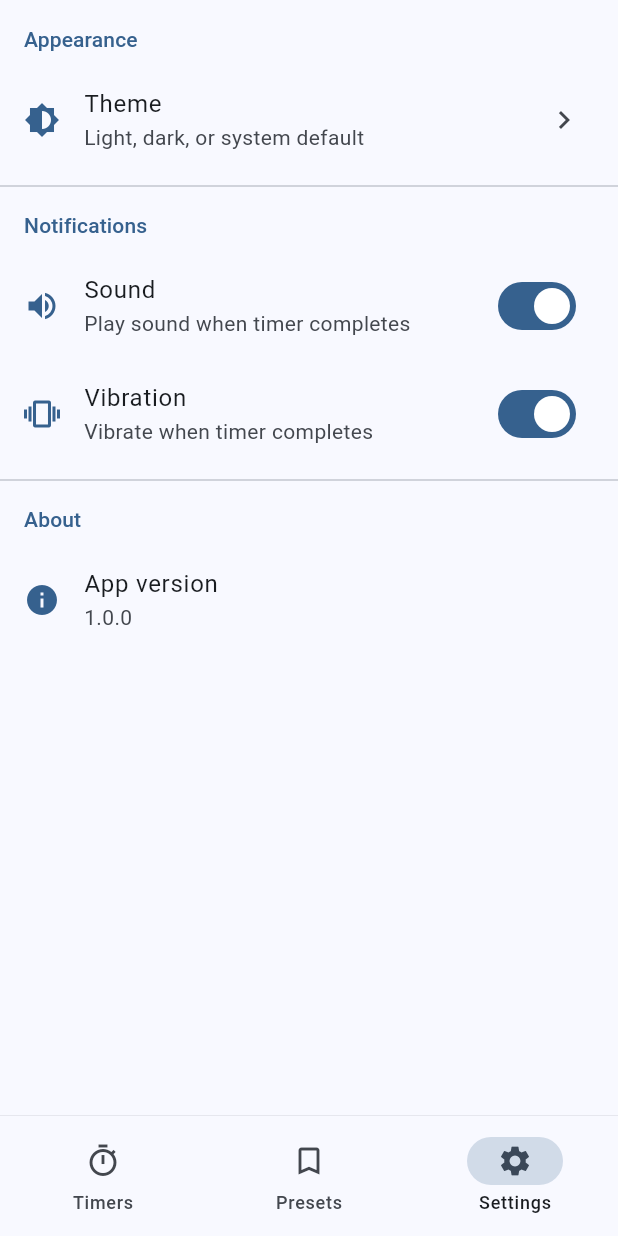
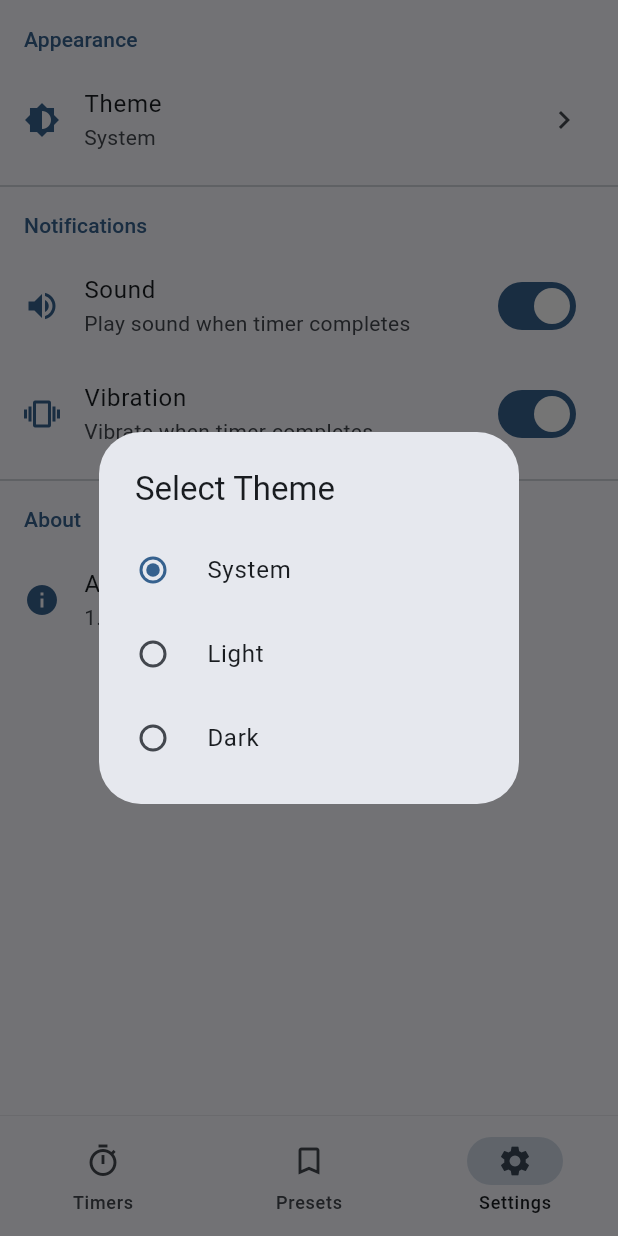
Before and after one commit to zaynOm/multi_timer, a Flutter app: the screen it shows after launch, item 3 of the bottom bar chosen, after a tap on "Theme", on a phone screen of 412 x 824 dp. Run offline on Flutter 3.47's test engine with Material 3 defaults, Android fonts, the light colour scheme and no system bars; our stand-ins replace flutter_local_notifications, shared_preferences; missing offline and left inert: flutter_ringtone_player.

Commit message:
feat: implement theme management with ThemeService and integrate into app structure

```diff
--- a/lib/main.dart
+++ b/lib/main.dart
@@ -3,34 +3,47 @@ import 'package:provider/provider.dart';
 
 import 'screens/home_screen.dart';
 import 'services/notification_service.dart';
+import 'services/theme_service.dart';
 import 'services/timer_service.dart';
 import 'services/timer_storage_service.dart';
 import 'theme.dart';
 
 void main() async {
-  // Ensure Flutter is initialized before doing anything with plugins
   WidgetsFlutterBinding.ensureInitialized();
 
-  // Initialize services
-  await TimerStorageService.initializePrefs();
+  final themeService = ThemeService();
+  await themeService.initialize();
+
+  final timerStorage = TimerStorageService();
+  await timerStorage.initialize();
+
   await NotificationService().initialize();
-  runApp(const MyApp());
+
+  runApp(MyApp(themeService: themeService));
 }
 
 class MyApp extends StatelessWidget {
-  const MyApp({super.key});
+  final ThemeService themeService;
+
+  const MyApp({super.key, required this.themeService});
 
   @override
   Widget build(BuildContext context) {
-    return ChangeNotifierProvider(
-      create: (_) => TimerService(),
-      child: MaterialApp(
-        debugShowCheckedModeBanner: false,
-        title: 'Multi Timer',
-        theme: AppTheme.lightTheme,
-        darkTheme: AppTheme.darkTheme,
-        themeMode: ThemeMode.system,
-        home: const HomeScreen(),
+    return MultiProvider(
+      providers: [
+        ChangeNotifierProvider(create: (_) => TimerService()),
+        ChangeNotifierProvider.value(value: themeService),
+      ],
+      child: Consumer<ThemeService>(
+        builder:
+            (context, themeService, _) => MaterialApp(
+              debugShowCheckedModeBanner: false,
+              title: 'Multi Timer',
+              theme: AppTheme.lightTheme,
+              darkTheme: AppTheme.darkTheme,
+              themeMode: themeService.themeMode,
+              home: const HomeScreen(),
+            ),
       ),
     );
   }
--- a/lib/screens/settings_screen.dart
+++ b/lib/screens/settings_screen.dart
@@ -1,4 +1,7 @@
 import 'package:flutter/material.dart';
+import 'package:provider/provider.dart';
+
+import '../services/theme_service.dart';
 
 class SettingsScreen extends StatelessWidget {
   const SettingsScreen({super.key});
@@ -6,6 +9,18 @@ class SettingsScreen extends StatelessWidget {
   @override
   Widget build(BuildContext context) {
     final colorScheme = Theme.of(context).colorScheme;
+    final themeService = context.watch<ThemeService>();
+
+    String getThemeText(ThemeMode mode) {
+      switch (mode) {
+        case ThemeMode.system:
+          return 'System';
+        case ThemeMode.light:
+          return 'Light';
+        case ThemeMode.dark:
+          return 'Dark';
+      }
+    }
 
     return SafeArea(
       child: ListView(
@@ -15,29 +30,46 @@ class SettingsScreen extends StatelessWidget {
             padding: const EdgeInsets.symmetric(horizontal: 16, vertical: 8),
             child: Text(
               'Appearance',
-              style: Theme.of(
-                context,
-              ).textTheme.titleSmall?.copyWith(color: colorScheme.primary),
+              style: Theme.of(context).textTheme.titleSmall?.copyWith(color: colorScheme.primary),
             ),
           ),
           ListTile(
             leading: Icon(Icons.brightness_6, color: colorScheme.primary),
             title: const Text('Theme'),
-            subtitle: const Text('Light, dark, or system default'),
+            subtitle: Text(getThemeText(themeService.themeMode)),
             trailing: const Icon(Icons.chevron_right),
             onTap: () {
-              // TODO: Implement theme selection
+              showDialog(
+                context: context,
+                builder:
+                    (context) => SimpleDialog(
+                      title: const Text('Select Theme'),
+                      children:
+                          ThemeMode.values
+                              .map(
+                                (mode) => RadioListTile<ThemeMode>(
+                                  title: Text(getThemeText(mode)),
+                                  value: mode,
+                                  groupValue: themeService.themeMode,
+                                  onChanged: (value) {
+                                    if (value != null) {
+                                      themeService.setThemeMode(value);
+                                    }
+                                    Navigator.pop(context);
+                                  },
+                                ),
+                              )
+                              .toList(),
+                    ),
+              );
             },
           ),
           const Divider(),
-
           Padding(
             padding: const EdgeInsets.symmetric(horizontal: 16, vertical: 8),
             child: Text(
               'Notifications',
-              style: Theme.of(
-                context,
-              ).textTheme.titleSmall?.copyWith(color: colorScheme.primary),
+              style: Theme.of(context).textTheme.titleSmall?.copyWith(color: colorScheme.primary),
             ),
           ),
           SwitchListTile(
@@ -64,9 +96,7 @@ class SettingsScreen extends StatelessWidget {
             padding: const EdgeInsets.symmetric(horizontal: 16, vertical: 8),
             child: Text(
               'About',
-              style: Theme.of(
-                context,
-              ).textTheme.titleSmall?.copyWith(color: colorScheme.primary),
+              style: Theme.of(context).textTheme.titleSmall?.copyWith(color: colorScheme.primary),
             ),
           ),
           ListTile(
--- /dev/null
+++ b/lib/services/shared_preferences_service.dart
@@ -0,0 +1,10 @@
+import 'package:shared_preferences/shared_preferences.dart';
+
+class SharedPreferencesService {
+  static SharedPreferences? _instance;
+
+  static Future<SharedPreferences> get instance async {
+    _instance ??= await SharedPreferences.getInstance();
+    return _instance!;
+  }
+}
--- /dev/null
+++ b/lib/services/theme_service.dart
@@ -0,0 +1,33 @@
+import 'package:flutter/material.dart';
+import 'package:shared_preferences/shared_preferences.dart';
+
+import 'shared_preferences_service.dart';
+
+class ThemeService extends ChangeNotifier {
+  static const String _themeKey = 'theme_mode';
+  late final SharedPreferences _prefs;
+  bool _initialized = false;
+
+  Future<void> initialize() async {
+    if (_initialized) return;
+    _prefs = await SharedPreferencesService.instance;
+    final savedTheme = _prefs.getString(_themeKey);
+    if (savedTheme != null) {
+      _themeMode = ThemeMode.values.firstWhere(
+        (mode) => mode.toString() == savedTheme,
+        orElse: () => ThemeMode.system,
+      );
+    }
+    _initialized = true;
+  }
+
+  ThemeMode _themeMode = ThemeMode.system;
+  ThemeMode get themeMode => _themeMode;
+
+  void setThemeMode(ThemeMode mode) {
+    if (_themeMode == mode) return;
+    _themeMode = mode;
+    _prefs.setString(_themeKey, mode.toString());
+    notifyListeners();
+  }
+}
--- a/lib/services/timer_storage_service.dart
+++ b/lib/services/timer_storage_service.dart
@@ -3,36 +3,36 @@ import 'dart:convert';
 import 'package:shared_preferences/shared_preferences.dart';
 
 import '../models/timer_data.dart';
+import 'shared_preferences_service.dart';
 
 class TimerStorageService {
   static const String _timersKey = 'saved_timers';
-  final SharedPreferences _prefs;
-
+  late final SharedPreferences _prefs;
   static final TimerStorageService _instance = TimerStorageService._internal();
-  static SharedPreferences? _prefsInstance;
+  bool _initialized = false;
 
   factory TimerStorageService() {
-    if (_prefsInstance == null) {
-      throw StateError('SharedPreferences not initialized. Call initializePrefs() first.');
-    }
     return _instance;
   }
 
-  TimerStorageService._internal() : _prefs = _prefsInstance!;
+  TimerStorageService._internal();
 
-  static Future<void> initializePrefs() async {
-    _prefsInstance = await SharedPreferences.getInstance();
+  Future<void> initialize() async {
+    if (_initialized) return;
+    _prefs = await SharedPreferencesService.instance;
+    _initialized = true;
   }
 
   Future<List<TimerData>> loadTimers() async {
+    if (!_initialized) await initialize();
     final String? timersJson = _prefs.getString(_timersKey);
     if (timersJson == null) return [];
-
     final List<dynamic> decoded = jsonDecode(timersJson);
     return decoded.map((json) => TimerData.fromJson(json)).toList();
   }
 
   Future<void> saveTimers(List<TimerData> timers) async {
+    if (!_initialized) await initialize();
     final String encoded = jsonEncode(timers.map((timer) => timer.toJson()).toList());
     await _prefs.setString(_timersKey, encoded);
   }
```
Also changed, not shown: lib/theme.dart (+2 -8 lines).
